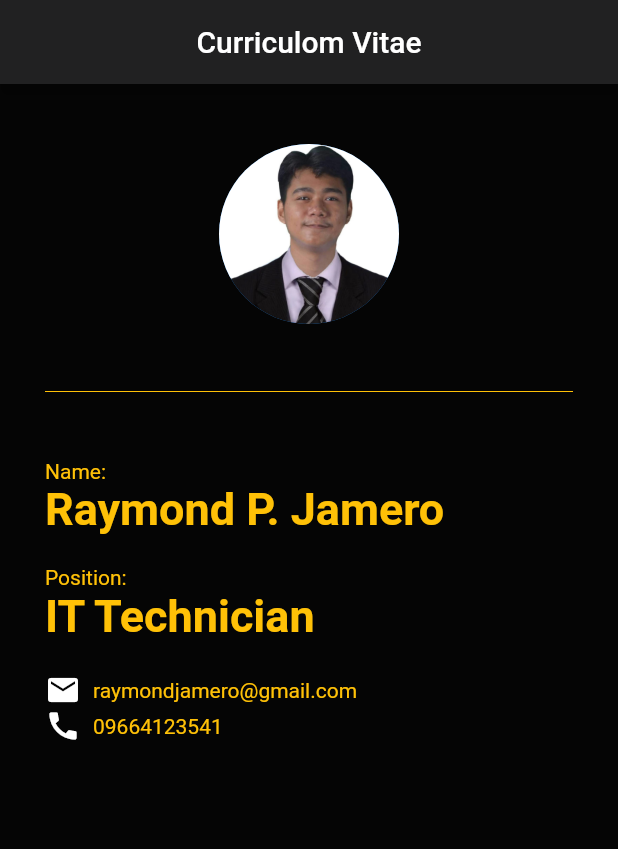
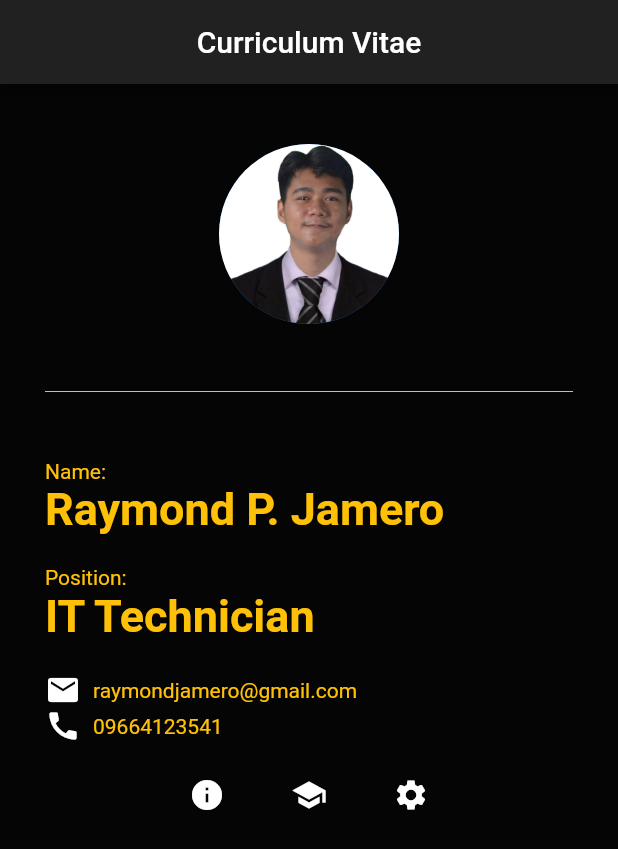
Before and after one commit to raymondjamero/CV_Jamero, a Flutter app: the screen it shows after launch, on a phone screen of 412 x 824 dp. Shown: the top 849 px of the screen. Run offline on Flutter 3.47's test engine with Material 2 defaults, Android fonts, the phone set to English and light mode, and no system bars.

Commit message:
Second commit

```diff
--- a/lib/main.dart
+++ b/lib/main.dart
@@ -1,7 +1,13 @@
 import 'package:flutter/material.dart';
+import 'personal_info_screen.dart';
+import 'educational_background.dart';
+import 'skills.dart';
 
 void main() {
-  runApp(const MyApp());
+  runApp(MaterialApp(
+    debugShowCheckedModeBanner: false,
+    home: MyApp(),
+  ));
 }
 
 class MyApp extends StatelessWidget {
@@ -9,19 +15,17 @@ class MyApp extends StatelessWidget {
 
   @override
   Widget build(BuildContext context) {
-    return MaterialApp(
-      debugShowCheckedModeBanner: false,
-      home: Scaffold(
+    return Scaffold(
       backgroundColor: const Color.fromARGB(255, 5, 5, 5),
       appBar: AppBar(
         title: const Center(
           child: Text(
-              'Curriculom Vitae',
+            'Curriculum Vitae',
           ),
         ),
         backgroundColor: Color.fromARGB(255, 33, 33, 34),
       ),
-        body: const Padding(
+      body: Padding(
         padding: EdgeInsets.fromLTRB(30, 40, 30, 0),
         child: Column(
           crossAxisAlignment: CrossAxisAlignment.start,
@@ -88,9 +92,52 @@ class MyApp extends StatelessWidget {
                   style: TextStyle(color: Colors.amber),
                 )
               ],
+            ),
+            SizedBox(
+              height: 10,
+            ),
+            Row(
+              mainAxisAlignment: MainAxisAlignment.center,
+              children: [
+                IconButton(
+                  onPressed: () {
+                    Navigator.of(context).push(
+                      MaterialPageRoute(
+                        builder: (context) => PersonalInfoScreen(),
+                      ),
+                    );
+                  },
+                  icon: Icon(Icons.info, color: Colors.white),
+                ),
+                const SizedBox(
+                  width: 20,
+                ),
+                IconButton(
+                  onPressed: () {
+                    Navigator.of(context).push(
+                      MaterialPageRoute(
+                        builder: (context) => EducationalBackgroundScreen(),
+                      ),
+                    );
+                  },
+                  icon: Icon(Icons.school, color: Colors.white),
+                ),
+                const SizedBox(
+                  width: 20,
+                ),
+                IconButton(
+                  onPressed: () {
+                    Navigator.of(context).push(
+                      MaterialPageRoute(
+                        builder: (context) => SkillsScreen(),
+                      ),
+                    );
+                  },
+                  icon: Icon(Icons.settings, color: Colors.white),
+                ),
+              ],
             )
           ],
-          ),
         ),
       ),
     );
```
Also changed, not shown: lib/educational_background.dart (added, +51 -0 lines), lib/personal_info_screen.dart (added, +47 -0 lines), lib/skills.dart (added, +51 -0 lines). Lines whose indentation alone changed are shown as unchanged.
